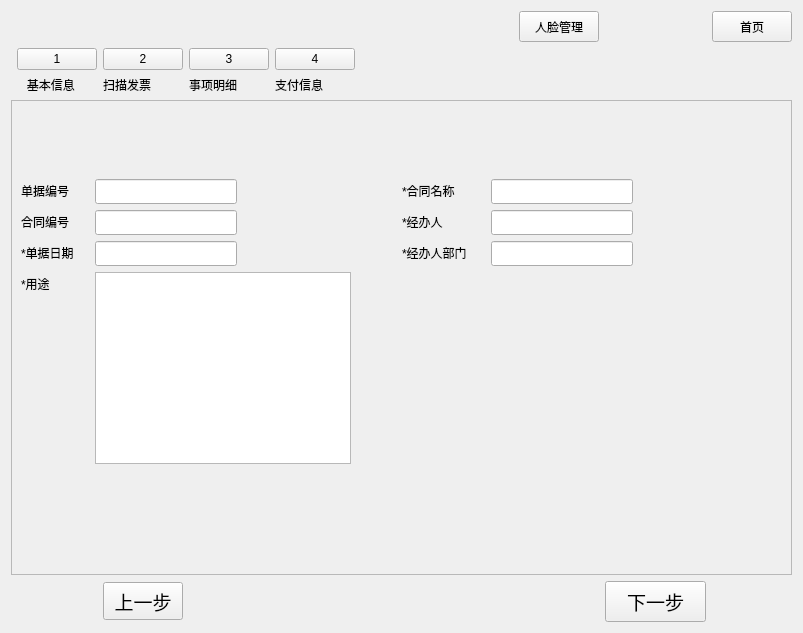
Old version of the form mainwindow.ui in the repository betamake/intelligence.
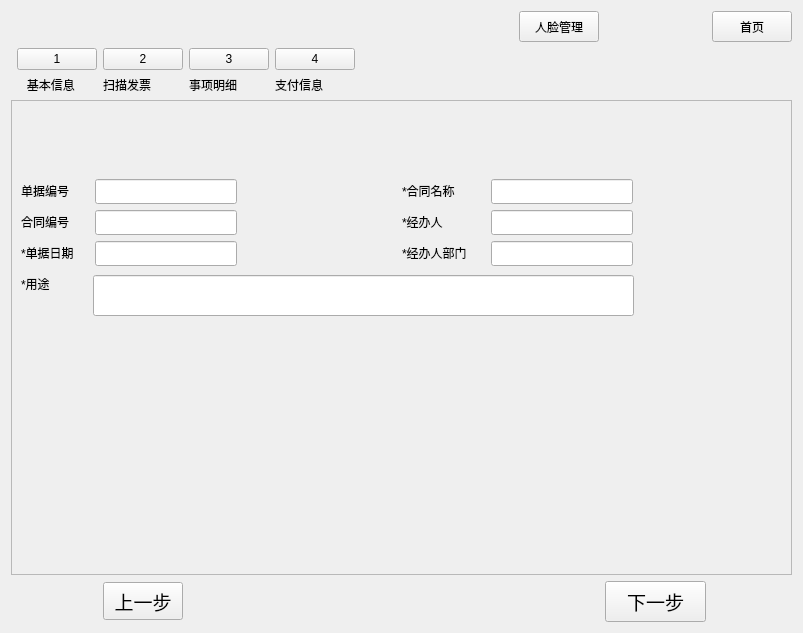
New version of the form. The open tabs and pages were chosen to show the change.

What changed in the file:
```diff
--- a/mainwindow.ui
+++ b/mainwindow.ui
@@ -1753,13 +1753,13 @@
         </rect>
        </property>
       </widget>
-      <widget class="QTextEdit" name="costUseEdit">
+      <widget class="QLineEdit" name="costUseEdit">
        <property name="geometry">
         <rect>
-         <x>83</x>
-         <y>171</y>
-         <width>256</width>
-         <height>192</height>
+         <x>81</x>
+         <y>174</y>
+         <width>541</width>
+         <height>41</height>
         </rect>
        </property>
       </widget>
```
Left out of the diff: 2 changed lines with no effect on the pictures.
